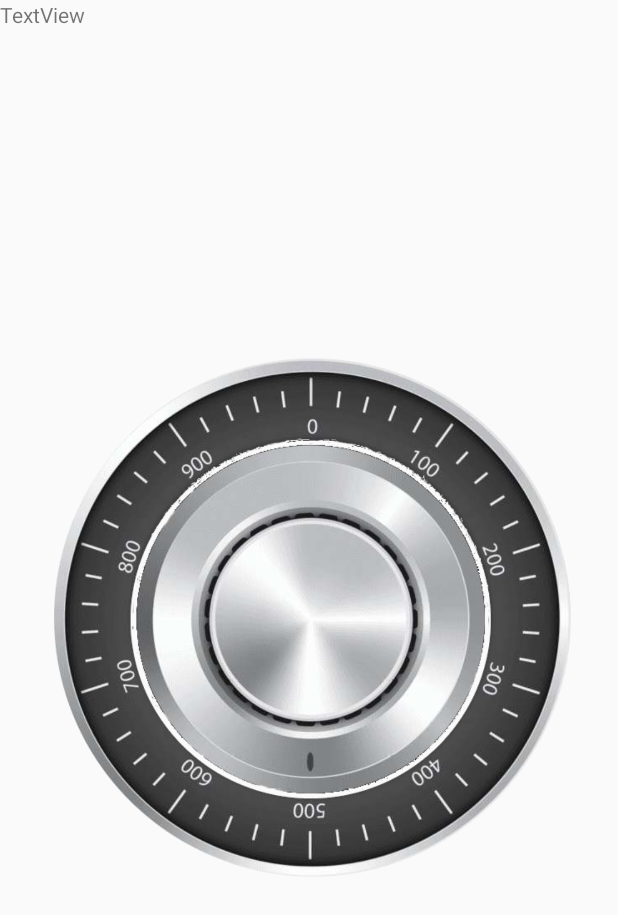
After one commit to Yztoc/Android_MiniGames, an Android app: the CompassActivity screen opened directly, with no data from a screen before it, on a phone screen of 412 x 824 dp. The commit adds this screen. Shown: the top 915 px of the screen. Run offline under Robolectric (Android 15) with nearby library versions, the phone set to English and light mode, and no system bars.

Commit message:
Ajout du jeu de l'ouverture de coffre

```diff
--- a/app/src/main/AndroidManifest.xml
+++ b/app/src/main/AndroidManifest.xml
@@ -2,7 +2,7 @@
 <manifest xmlns:android="http://schemas.android.com/apk/res/android"
     package="tj.project.esir.progmobproject">
 
-    <uses-permission android:name="android.permission.INTERNET"></uses-permission>
+    <uses-permission android:name="android.permission.INTERNET" />
 
     <application
         android:allowBackup="true"
@@ -24,6 +24,9 @@
             android:name=".QuizzActivity"
             android:label="@string/title_activity_quizz"
             android:screenOrientation="portrait"
+            android:theme="@style/AppTheme.NoActionBar" />
+        <activity android:name=".CompassActivity"
+            android:screenOrientation="portrait"
             android:theme="@style/AppTheme.NoActionBar"></activity>
     </application>
 
--- /dev/null
+++ b/app/src/main/java/tj/project/esir/progmobproject/CompassActivity.java
@@ -0,0 +1,198 @@
+package tj.project.esir.progmobproject;
+
+import android.content.Intent;
+import android.hardware.Sensor;
+import android.hardware.SensorEvent;
+import android.hardware.SensorEventListener;
+import android.hardware.SensorManager;
+import android.media.MediaPlayer;
+import android.support.v7.app.AppCompatActivity;
+import android.os.Bundle;
+import android.view.animation.Animation;
+import android.view.animation.RotateAnimation;
+import android.widget.ImageView;
+import android.widget.TextView;
+import android.widget.Toast;
+
+
+public class CompassActivity extends AppCompatActivity {
+
+    private int mAzimuth = 0; // degree
+
+    private SensorManager mSensorManager;
+    private boolean volumeOn;
+
+    private Sensor mGravity;
+    private Sensor mAccelerometer;
+    private Sensor mMagnetometer;
+
+    private boolean haveGravity = false;
+    private boolean haveAccelerometer = false;
+    private boolean haveMagnetometer = false;
+
+    private float currentDegree = 0f;
+    private TextView text;
+    private int randomDegree;
+
+    private ImageView image;
+
+    private MediaPlayer mediaPlayerUnlock;
+    private MediaPlayer mediaPlayerClick;
+    private int clickDegree;
+
+    static final float ALPHA = 0.25f;
+
+    private SensorEventListener mSensorEventListener = new SensorEventListener() {
+
+        float[]gData = new float[3]; // gravity
+        float[] mData = new float[3]; // magnetometer
+        float[] aData = new float[3]; // accelerometer
+        float[] rMat = new float[9];
+        float[] iMat = new float[9];
+        float[] orientation = new float[3];
+
+        public void onAccuracyChanged( Sensor sensor, int accuracy ) {}
+
+        @Override
+        public void onSensorChanged( SensorEvent event ) {
+            switch ( event.sensor.getType() ) {
+                case Sensor.TYPE_GRAVITY:
+                    gData = lowPass(event.values.clone(), gData);
+                    break;
+                case Sensor.TYPE_ACCELEROMETER:
+                    gData = lowPass(event.values.clone(), aData);
+                    aData = gData;
+                    break;
+                case Sensor.TYPE_MAGNETIC_FIELD:
+                    mData = lowPass(event.values.clone(), mData);
+                    break;
+                default: return;
+            }
+
+
+            if ( SensorManager.getRotationMatrix( rMat, iMat, gData, mData ) ) {
+                mAzimuth= (int) ( Math.toDegrees( SensorManager.getOrientation( rMat, orientation )[0] ) + 360 ) % 360;
+
+                // create a rotation animation (reverse turn degree degrees)
+                RotateAnimation ra = new RotateAnimation(
+                        currentDegree,
+                        -mAzimuth,
+                        Animation.RELATIVE_TO_SELF, 0.5f,
+                        Animation.RELATIVE_TO_SELF,
+                        0.5f);
+
+                // how long the animation will take place
+                ra.setDuration(210);
+
+                // set the animation after the end of the reservation status
+                ra.setFillAfter(true);
+
+                // Start the animation
+                 image.startAnimation(ra);
+                 if(mAzimuth == randomDegree) mediaPlayerUnlock.start();
+                 else if(Math.abs(clickDegree-mAzimuth)>5){
+                     if(volumeOn)
+                        calculVolume(mAzimuth, randomDegree);
+                     mediaPlayerClick.start();
+                     clickDegree = mAzimuth;
+                 }
+                currentDegree = -mAzimuth;
+                text.setText(mAzimuth+"");
+            }
+        }
+    };
+
+    @Override
+    protected void onCreate( Bundle savedInstanceState ) {
+        super.onCreate(savedInstanceState);
+        volumeOn = true;
+        setContentView(R.layout.activity_compass);
+        image = findViewById(R.id.middle_lock);
+        text = findViewById(R.id.text);
+        randomDegree = (int)(Math.random()*360);
+        mediaPlayerUnlock = MediaPlayer.create(this,R.raw.unlock_locker);
+        mediaPlayerClick = MediaPlayer.create(this,R.raw.click_locker);
+        clickDegree = 0;
+
+        mSensorManager = (SensorManager) getSystemService(SENSOR_SERVICE);
+
+        this.mGravity = this.mSensorManager.getDefaultSensor( Sensor.TYPE_GRAVITY );
+        this.haveGravity = this.mSensorManager.registerListener( mSensorEventListener, this.mGravity, SensorManager.SENSOR_DELAY_UI );
+
+        this.mAccelerometer = this.mSensorManager.getDefaultSensor( Sensor.TYPE_ACCELEROMETER );
+        this.haveAccelerometer = this.mSensorManager.registerListener( mSensorEventListener, this.mAccelerometer, SensorManager.SENSOR_DELAY_UI );
+
+        this.mMagnetometer = this.mSensorManager.getDefaultSensor( Sensor.TYPE_MAGNETIC_FIELD );
+        this.haveMagnetometer = this.mSensorManager.registerListener( mSensorEventListener, this.mMagnetometer, SensorManager.SENSOR_DELAY_UI  );
+
+        // if there is a gravity sensor we do not need the accelerometer
+        if( this.haveGravity )
+            this.mSensorManager.unregisterListener( this.mSensorEventListener, this.mAccelerometer );
+
+        if ( ( haveGravity || haveAccelerometer ) && haveMagnetometer ) {
+            // ready to go
+        } else {
+            Toast.makeText(this, "No gyroscope detected on this device", Toast.LENGTH_SHORT).show();
+            onBackPressed();
+        }
+
+    }
+
+
+    protected float[] lowPass( float[] input, float[] output ) {
+        if ( output == null ) return input;
+        for ( int i=0; i<input.length; i++ ) {
+            output[i] = output[i] + ALPHA * (input[i] - output[i]);
+        }
+        return output;
+    }
+
+    @Override
+    protected void onPause(){
+        super.onPause();
+        volumeOn = false;
+        mediaPlayerUnlock.setVolume(0,0);
+        mediaPlayerClick.setVolume(0,0);
+    }
+
+    @Override
+    protected void onStop(){
+        super.onStop();
+        volumeOn = false;
+        mediaPlayerUnlock.setVolume(0,0);
+        mediaPlayerClick.setVolume(0,0);
+    }
+
+    @Override
+    protected void onStart(){
+        super.onStart();
+        volumeOn = true;
+        mediaPlayerUnlock.setVolume(1,1);
+        mediaPlayerClick.setVolume(1,1);
+    }
+
+    @Override
+    public void onBackPressed() {
+        mediaPlayerUnlock.setVolume(0,0);
+        mediaPlayerClick.setVolume(0,0);
+        Intent home = new Intent(getApplicationContext(),MainActivity.class);
+        startActivity(home);
+        finish();
+    }
+
+    public void calculVolume(int currentDegree, int unlockDegree){
+        int positionDifference = Math.abs(currentDegree - unlockDegree);
+        float newVolume = 1f;
+        if(positionDifference < 180){
+            newVolume = 1 - ( (float) positionDifference /180); // position différence ne peut pas etre égal à 0 donc on est bon
+            System.out.println("new Volume 1 :" +newVolume);
+        }
+        else{
+            float diffPositionSoundValue = currentDegree >= unlockDegree ? (float)(unlockDegree + (360 - currentDegree))/180 : (float)(currentDegree + (360 - unlockDegree))/180;
+            newVolume = 1- diffPositionSoundValue ;
+            System.out.println("new Volume 2 :" +newVolume);
+        }
+        mediaPlayerClick.setVolume(newVolume,newVolume);
+    }
+
+}
--- /dev/null
+++ b/app/src/main/res/layout/activity_compass.xml
@@ -0,0 +1,49 @@
+<?xml version="1.0" encoding="utf-8"?>
+<android.support.constraint.ConstraintLayout xmlns:android="http://schemas.android.com/apk/res/android"
+    xmlns:app="http://schemas.android.com/apk/res-auto"
+    xmlns:tools="http://schemas.android.com/tools"
+    android:layout_width="match_parent"
+    android:layout_height="match_parent"
+    tools:context=".CompassActivity">
+
+    <android.support.constraint.ConstraintLayout
+        android:id="@+id/linearLayout4"
+        android:layout_width="0dp"
+        android:layout_height="0dp"
+        android:orientation="vertical"
+        app:layout_constraintBottom_toBottomOf="parent"
+        app:layout_constraintEnd_toEndOf="parent"
+        app:layout_constraintStart_toStartOf="parent"
+        app:layout_constraintTop_toTopOf="parent">
+
+        <TextView
+            android:id="@+id/text"
+            android:layout_width="wrap_content"
+            android:layout_height="wrap_content"
+            android:text="TextView" />
+
+        <ImageView
+            android:id="@+id/middle_lock"
+            android:layout_width="wrap_content"
+            android:layout_height="wrap_content"
+            android:scaleType="fitCenter"
+            app:layout_constraintBottom_toBottomOf="parent"
+            app:layout_constraintEnd_toEndOf="parent"
+            app:layout_constraintStart_toStartOf="parent"
+            app:layout_constraintTop_toTopOf="parent"
+            app:srcCompat="@drawable/middle_lock1" />
+
+        <ImageView
+            android:id="@+id/all_lock"
+            android:layout_width="wrap_content"
+            android:layout_height="wrap_content"
+            android:scaleType="fitCenter"
+            app:layout_constraintBottom_toBottomOf="parent"
+            app:layout_constraintEnd_toEndOf="parent"
+            app:layout_constraintStart_toStartOf="parent"
+            app:layout_constraintTop_toTopOf="parent"
+            app:srcCompat="@drawable/all_lock" />
+
+    </android.support.constraint.ConstraintLayout>
+
+</android.support.constraint.ConstraintLayout>
--- a/app/src/main/res/mipmap-anydpi-v26/ic_launcher.xml
+++ b/app/src/main/res/mipmap-anydpi-v26/ic_launcher.xml
@@ -1,5 +1,4 @@
 <?xml version="1.0" encoding="utf-8"?>
 <adaptive-icon xmlns:android="http://schemas.android.com/apk/res/android">
-    <background android:drawable="@drawable/ic_launcher_background" />
     <foreground android:drawable="@drawable/ic_launcher_foreground" />
 </adaptive-icon>
--- a/app/src/main/res/mipmap-anydpi-v26/ic_launcher_round.xml
+++ b/app/src/main/res/mipmap-anydpi-v26/ic_launcher_round.xml
@@ -1,5 +1,4 @@
 <?xml version="1.0" encoding="utf-8"?>
 <adaptive-icon xmlns:android="http://schemas.android.com/apk/res/android">
-    <background android:drawable="@drawable/ic_launcher_background" />
     <foreground android:drawable="@drawable/ic_launcher_foreground" />
 </adaptive-icon>
```
Also changed, not shown: app/src/main/java/tj/project/esir/progmobproject/MainActivity.java (+6 -3 lines), app/src/main/java/tj/project/esir/progmobproject/QuizzActivity.java (+16 -16 lines), app/src/main/res/drawable/ic_launcher_background.xml (deleted, +0 -170 lines), app/src/main/res/drawable/all_lock.png (added), app/src/main/res/drawable/middle_lock1.png (added), 2 other files.
